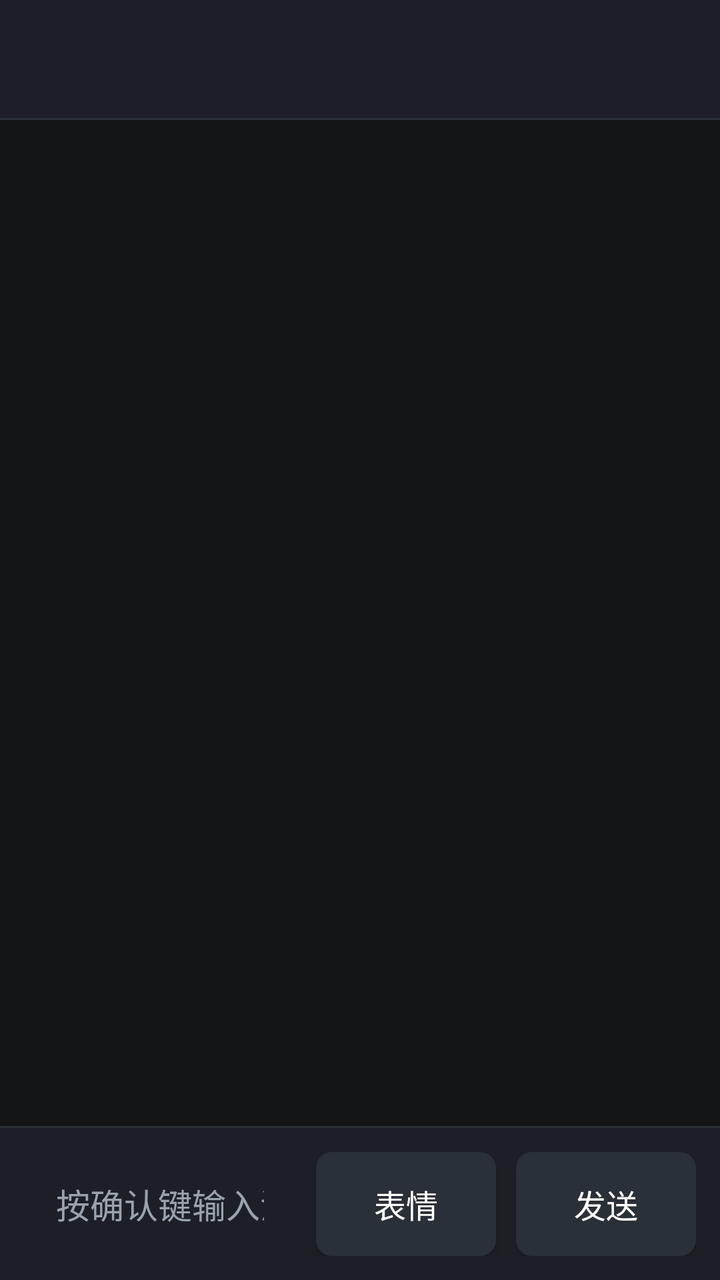
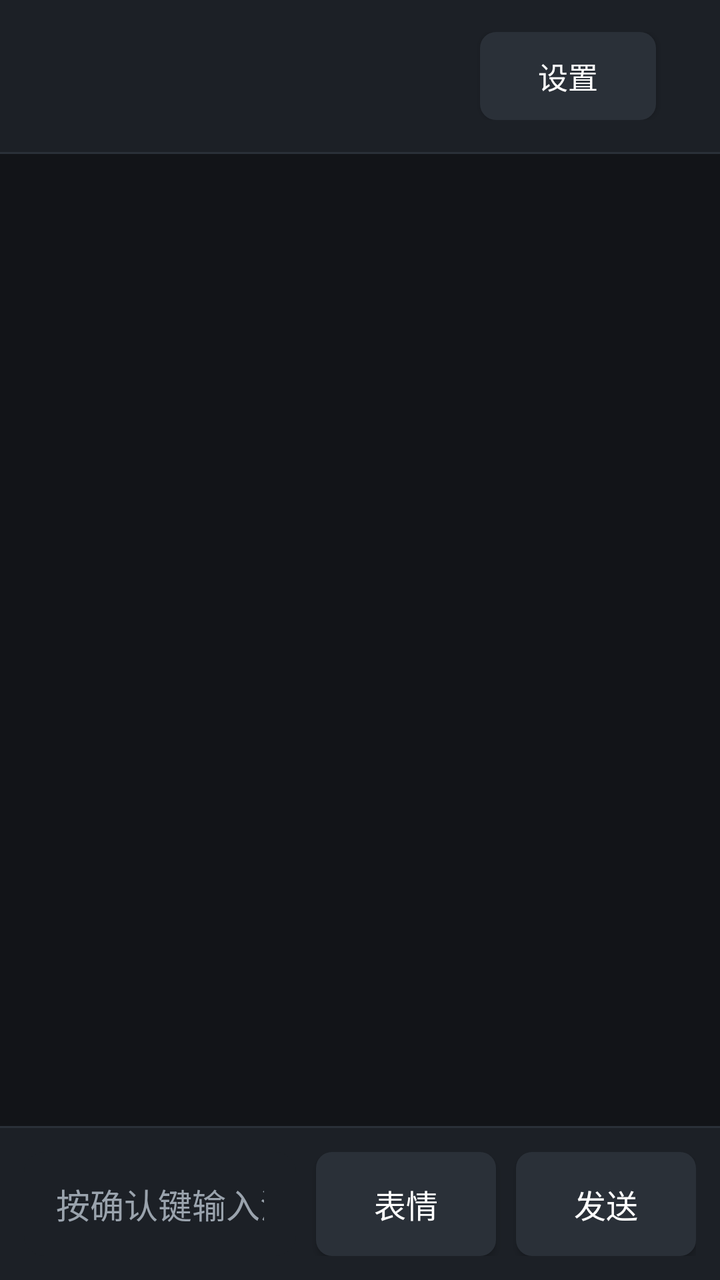

An Android layout rendered at two revisions. The XML below is the earlier revision; the diff shows what the commit changed to produce the second picture.
<!-- AndroidManifest.xml: application theme Theme.YunHuTv -->
<!-- res/layout/activity_chat.xml -->
<?xml version="1.0" encoding="utf-8"?>
<LinearLayout xmlns:android="http://schemas.android.com/apk/res/android"
    android:layout_width="match_parent"
    android:layout_height="match_parent"
    android:orientation="vertical">

    
    <LinearLayout
        android:layout_width="match_parent"
        android:layout_height="wrap_content"
        android:background="@color/panel"
        android:gravity="center_vertical"
        android:orientation="horizontal"
        android:padding="16dp">

        <TextView
            android:id="@+id/tv_title"
            android:layout_width="0dp"
            android:layout_height="wrap_content"
            android:layout_weight="1"
            android:ellipsize="end"
            android:maxLines="1"
            android:textColor="@color/text_primary"
            android:textSize="20sp"
            android:textStyle="bold" />

        <TextView
            android:id="@+id/tv_state"
            android:layout_width="wrap_content"
            android:layout_height="wrap_content"
            android:layout_marginStart="16dp"
            android:textColor="@color/text_secondary"
            android:textSize="13sp" />
    </LinearLayout>

    <View
        android:layout_width="match_parent"
        android:layout_height="1dp"
        android:background="@color/panel_focus" />

    
    <androidx.recyclerview.widget.RecyclerView
        android:id="@+id/rv_messages"
        android:layout_width="match_parent"
        android:layout_height="0dp"
        android:layout_weight="1"
        android:clipToPadding="false"
        android:padding="14dp" />

    
    <androidx.recyclerview.widget.RecyclerView
        android:id="@+id/rv_stickers"
        android:layout_width="match_parent"
        android:layout_height="240dp"
        android:background="@color/panel"
        android:padding="8dp"
        android:visibility="gone" />

    <View
        android:layout_width="match_parent"
        android:layout_height="1dp"
        android:background="@color/panel_focus" />

    
    <LinearLayout
        android:id="@+id/ll_quote_bar"
        android:layout_width="match_parent"
        android:layout_height="wrap_content"
        android:background="@color/panel"
        android:gravity="center_vertical"
        android:orientation="horizontal"
        android:paddingStart="12dp"
        android:paddingEnd="12dp"
        android:visibility="gone">

        <TextView
            android:id="@+id/tv_quote_text"
            android:layout_width="0dp"
            android:layout_height="wrap_content"
            android:layout_weight="1"
            android:ellipsize="end"
            android:maxLines="1"
            android:padding="8dp"
            android:textColor="@color/text_secondary"
            android:textSize="14sp" />

        <Button
            android:id="@+id/btn_quote_cancel"
            android:layout_width="80dp"
            android:layout_height="40dp"
            android:background="@drawable/bg_button_focus"
            android:text="取消"
            android:textColor="@color/white"
            android:textSize="14sp" />
    </LinearLayout>

    
    <LinearLayout
        android:layout_width="match_parent"
        android:layout_height="wrap_content"
        android:background="@color/panel"
        android:gravity="center_vertical"
        android:orientation="horizontal"
        android:padding="12dp">

        <EditText
            android:id="@+id/et_input"
            android:layout_width="0dp"
            android:layout_height="52dp"
            android:layout_weight="1"
            android:background="@drawable/bg_input"
            android:hint="按确认键输入消息"
            android:imeOptions="actionSend"
            android:inputType="text"
            android:maxLines="1"
            android:paddingStart="16dp"
            android:paddingEnd="16dp"
            android:singleLine="true"
            android:textColor="@color/text_primary"
            android:textColorHint="@color/text_secondary"
            android:textSize="17sp" />

        <Button
            android:id="@+id/btn_sticker"
            android:layout_width="90dp"
            android:layout_height="52dp"
            android:layout_marginStart="10dp"
            android:background="@drawable/bg_button_focus"
            android:text="表情"
            android:textColor="@color/white"
            android:textSize="16sp" />

        <Button
            android:id="@+id/btn_send"
            android:layout_width="90dp"
            android:layout_height="52dp"
            android:layout_marginStart="10dp"
            android:background="@drawable/bg_button_focus"
            android:text="发送"
            android:textColor="@color/white"
            android:textSize="16sp" />
    </LinearLayout>
</LinearLayout>
<!-- resources referenced by this layout -->
<resources>
  <color name="panel">#FF1C2026</color>
  <color name="panel_focus">#FF2A3038</color>
  <color name="text_primary">#FFF2F4F7</color>
  <color name="text_secondary">#FF9AA3AD</color>
  <color name="white">#FFFFFFFF</color>
  <!-- drawable bg_button_focus (drawable) -->
  <?xml version="1.0" encoding="utf-8"?>
  <selector xmlns:android="http://schemas.android.com/apk/res/android">
      <item android:state_focused="true">
          <shape android:shape="rectangle">
              <solid android:color="@color/accent" />
              <corners android:radius="8dp" />
          </shape>
      </item>
      <item>
          <shape android:shape="rectangle">
              <solid android:color="@color/panel_focus" />
              <corners android:radius="8dp" />
          </shape>
      </item>
  </selector>
  <!-- drawable bg_input (drawable) -->
  <?xml version="1.0" encoding="utf-8"?>
  <selector xmlns:android="http://schemas.android.com/apk/res/android">
      <item android:state_focused="true">
          <shape android:shape="rectangle">
              <solid android:color="@color/panel_focus" />
              <stroke android:width="2dp" android:color="@color/accent" />
              <corners android:radius="10dp" />
          </shape>
      </item>
      <item>
          <shape android:shape="rectangle">
              <solid android:color="@color/panel" />
              <corners android:radius="10dp" />
          </shape>
      </item>
  </selector>
  <style name="Theme.YunHuTv" parent="Theme.AppCompat.NoActionBar">
          <item name="android:windowBackground">@color/bg</item>
          <item name="colorAccent">@color/accent</item>
          <item name="android:colorForeground">@color/panel_focus</item>
          <item name="android:textColorPrimary">@color/text_primary</item>
          <item name="android:textColorSecondary">@color/text_secondary</item>
          <item name="android:editTextColor">@color/text_primary</item>
          <item name="android:textColorHint">@color/text_secondary</item>
      </style>
  <color name="accent">#FF4FC3F7</color>
  <color name="bg">#FF121418</color>
</resources>

<!-- the commit's change to res/layout/activity_chat.xml (unified diff, before → after) -->
@@ -23,6 +23,17 @@
             android:textColor="@color/text_primary"
             android:textSize="20sp"
             android:textStyle="bold" />
+
+        <Button
+            android:id="@+id/btn_settings"
+            android:layout_width="wrap_content"
+            android:layout_height="44dp"
+            android:background="@drawable/bg_button_focus"
+            android:paddingStart="16dp"
+            android:paddingEnd="16dp"
+            android:text="设置"
+            android:textColor="@color/white"
+            android:textSize="15sp" />
 
         <TextView
             android:id="@+id/tv_state"
